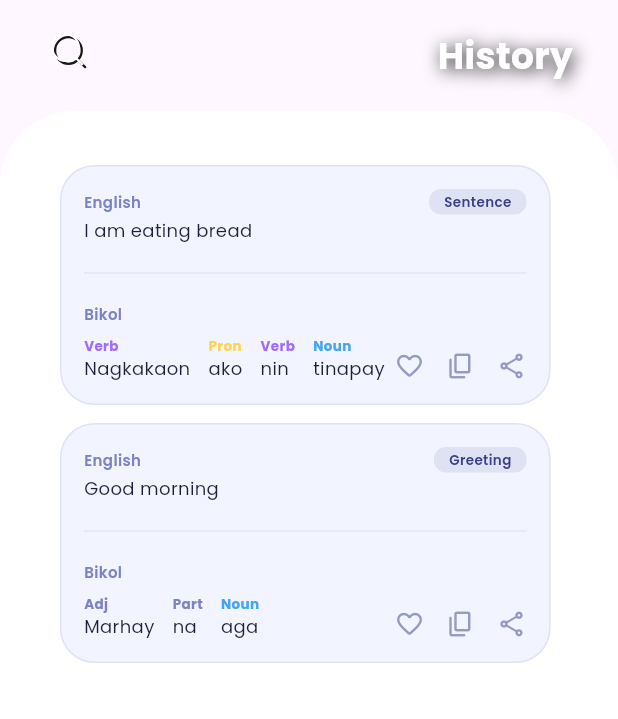
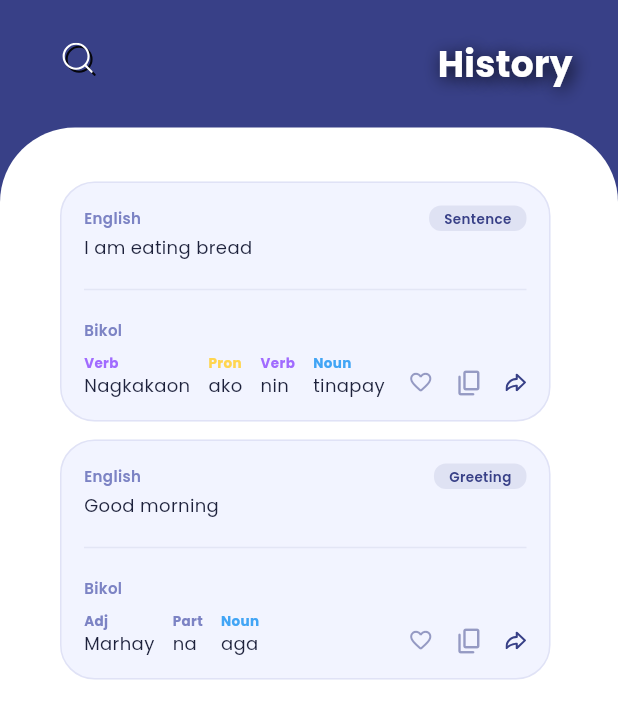
Before and after one commit to xnglcxbb/TataramonTech_frontend, a Flutter app: the HistoryScreen screen opened directly, on a phone screen of 412 x 824 dp. Shown: the top 719 px of the screen. Run offline on Flutter 3.47's test engine with Material 3 defaults, Android fonts, the light colour scheme and no system bars; our stand-ins replace flutter_svg, share_plus.

Commit message:
Updated History Screen

```diff
--- a/lib/screens/favorites_screen.dart
+++ b/lib/screens/favorites_screen.dart
@@ -122,7 +122,6 @@ class _FavoritesScreenState extends State<FavoritesScreen> {
   }
 
   Widget _buildFavoriteCard(Map<String, dynamic> item, int index) {
-    // SAFETY GUARD: Handle cases where 'bk' might be a legacy String
     List<dynamic> bkWords;
     if (item['bk'] is String) {
       bkWords = [{"word": item['bk'], "tag": "Word"}];
--- a/lib/screens/history_screen.dart
+++ b/lib/screens/history_screen.dart
@@ -34,12 +34,37 @@ class HistoryScreen extends StatefulWidget {
 }
 
 class _HistoryScreenState extends State<HistoryScreen> {
+  bool _isSearching = false;
+  final TextEditingController _searchController = TextEditingController();
+  List<Map<String, dynamic>> _filteredItems = [];
+
   final String headerTitle = "History";
   final String sourceLanguageLabel = "English";
   final String targetLanguageLabel = "Bikol";
   final String copySuccessMessage = "Copied to Clipboard";
   final String shareSubject = "Bikol Translation";
   final String sharePrefix = "Check out this translation!";
+
+  @override
+  void initState(){
+    super.initState();
+    _filteredItems = List.from(historyItems);
+  }
+
+  void _runFilter(String query) {
+    setState(() {
+      if (query.isEmpty) {
+        _filteredItems = List.from(historyItems);
+      } else {
+        _filteredItems = historyItems.where(
+        (item) {
+          final english = item['en'].toString().toLowerCase();
+          final bikol = (item['bk'] as List).map((w) => w['word']).join(' ').toLowerCase();
+          return english.contains(query.toLowerCase()) || bikol.contains(query.toLowerCase());
+      }).toList();
+      }
+    });
+  }
 
   Color _getPosColor(String tag) {
     switch (tag.toLowerCase()) {
@@ -74,21 +99,82 @@ class _HistoryScreenState extends State<HistoryScreen> {
 
   @override
   Widget build(BuildContext context) {
-    return Column(
+    return Scaffold(
+      backgroundColor: const Color(0xFF384087),
+      body: SafeArea(
+        bottom: false,
+        child: Column(
           children: [
             Padding(
               padding: const EdgeInsets.symmetric(horizontal: 30, vertical: 20),
               child: Row(
                 mainAxisAlignment: MainAxisAlignment.spaceBetween,
                 children: [
-              _buildSearchIcon(),
-              Text(
+                  // Animated search bar container
+                  AnimatedContainer(
+                    duration: const Duration(milliseconds: 300),
+                    width: _isSearching ? MediaQuery.of(context).size.width * 0.75 : 45,
+                    height: 45,
+                    padding: const EdgeInsets.symmetric(horizontal: 8),
+                    decoration: BoxDecoration(
+                      color: _isSearching
+                          ? Colors.white.withValues(alpha: 0.15)
+                          : Colors.transparent,
+                      borderRadius: BorderRadius.circular(20),
+                    ),
+                    child: Row(
+                      children: [
+                        GestureDetector(
+                          onTap: () {
+                            setState(() {
+                              _isSearching = !_isSearching;
+                              if (!_isSearching) {
+                                _searchController.clear();
+                                _runFilter('');
+                                FocusScope.of(context).unfocus();
+                              }
+                            });
+                          },
+                          child: _buildShadowedIcon(
+                            assetPath: 'assets/icons/Vector.svg',
+                            size: 28,
+                            iconColor: _isSearching ? const Color(0xFFFFD54F) : Colors.white,
+                          ),
+                        ),
+                        if (_isSearching)
+                          Expanded(
+                            child: TextField(
+                              controller: _searchController,
+                              onChanged: _runFilter,
+                              autofocus: true,
+                              cursorColor: Colors.white,
+                              style: const TextStyle(
+                                color: Colors.white,
+                                fontFamily: 'PoppinsBold',
+                                fontSize: 18,
+                              ),
+                              decoration: const InputDecoration(
+                                hintText: "Search",
+                                hintStyle: TextStyle(color: Colors.white60),
+                                border: InputBorder.none,
+                                contentPadding: EdgeInsets.only(left: 10, bottom: 5),
+                              ),
+                            ),
+                          ),
+                      ],
+                    ),
+                  ),
+
+                  // Show "History" only when not searching
+                  if (!_isSearching)
+                    Expanded(
+                      child: Text(
                         headerTitle,
+                        textAlign: TextAlign.end,
                         style: TextStyle(
                           color: Colors.white,
+                          fontSize: 24,
                           fontFamily: 'PoppinsBold',
-                  fontSize: 24,
-                  fontWeight: FontWeight.bold,
                           shadows: [
                             Shadow(
                               color: Colors.black.withValues(alpha: 0.9),
@@ -96,6 +182,7 @@ class _HistoryScreenState extends State<HistoryScreen> {
                               blurRadius: 15,
                             ),
                           ],
+                        ),
                       ),
                     ),
                 ],
@@ -112,13 +199,15 @@ class _HistoryScreenState extends State<HistoryScreen> {
                   ),
                 ),
                 child: ListView.builder(
-              padding: const EdgeInsets.only(top: 30, left: 40, right: 45, bottom: 100),
-              itemCount: historyItems.length,
+                  padding: const EdgeInsets.only(top: 30, left: 40, right: 45, bottom: 20),
+                  itemCount: _filteredItems.length,
                   itemBuilder: (context, index) => _buildDismissibleCard(index),
                 ),
               ),
             ),
           ],
+        ),
+      ),
     );
   }
 
@@ -245,7 +334,7 @@ class _HistoryScreenState extends State<HistoryScreen> {
                     },
                     child: Icon(
                       isFavorited ? Icons.favorite_rounded : Icons.favorite_border_rounded,
-                      size: 20,
+                      size: 17,
                       color: isFavorited
                           ? const Color(0xFFFAD02C)
                           : const Color(0xFF384087).withValues(alpha: 0.5),
@@ -260,7 +349,13 @@ class _HistoryScreenState extends State<HistoryScreen> {
                   const SizedBox(width: 14),
                   GestureDetector(
                     onTap: () => _shareContent(context, item['en']!, bkWords),
-                    child: _cardIcon(Icons.share_outlined),
+                    child: SizedBox(
+                      height: 14,
+                      width: 14,
+                      child: SvgPicture.asset(
+                        'assets/icons/share.svg',
+                      ),
+                    )
                   ),
                 ],
               ),
@@ -271,8 +366,16 @@ class _HistoryScreenState extends State<HistoryScreen> {
     );
   }
 
-  Widget _label(String text) => Text(text, style: const TextStyle(fontSize: 10, color: Color(0XFF7C83C4), fontFamily: 'PoppinsSemiBold'));
-  Widget _cardIcon(IconData icon) => Icon(icon, size: 20, color: const Color(0xFF384087).withValues(alpha: 0.5));
+  Widget _label(String text) => Text(text,
+      style: const TextStyle(
+          fontSize: 10,
+          color: Color(0XFF7C83C4),
+          fontFamily: 'PoppinsSemiBold'));
+
+  Widget _cardIcon(IconData icon) =>
+      Icon(
+          icon, size: 20,
+          color: const Color(0xFF384087).withValues(alpha: 0.5));
 
   Widget _buildDeleteBackground() {
     return Container(
@@ -284,21 +387,31 @@ class _HistoryScreenState extends State<HistoryScreen> {
     );
   }
 
-  Widget _buildSearchIcon() {
+  Widget _buildShadowedIcon({
+    required String assetPath,
+    double size = 30.0,
+    Color iconColor = Colors.white,
+    Color shadowColor = Colors.black,
+    double shadowOpacity = 0.9,
+    Offset shadowOffset = const Offset(2, 2),
+  }) {
     return Stack(
       children: [
         Transform.translate(
-          offset: const Offset(2, 2),
+          offset: shadowOffset,
           child: SvgPicture.asset(
-            'assets/icons/Vector.svg',
-            width: 30,
-            colorFilter: ColorFilter.mode(Colors.black.withValues(alpha: 0.9), BlendMode.srcIn),
+            assetPath,
+            width: size,
+            colorFilter: ColorFilter.mode(
+              shadowColor.withValues(alpha: shadowOpacity),
+              BlendMode.srcIn,
+            ),
           ),
         ),
         SvgPicture.asset(
-          'assets/icons/Vector.svg',
-          width: 30,
-          colorFilter: const ColorFilter.mode(Colors.white, BlendMode.srcIn),
+          assetPath,
+          width: size,
+          colorFilter: ColorFilter.mode(iconColor, BlendMode.srcIn),
         ),
       ],
     );
--- a/lib/screens/profile_screens/edit_profile.dart
+++ b/lib/screens/profile_screens/edit_profile.dart
@@ -123,7 +123,6 @@ class _EditProfileScreenState extends State<EditProfileScreen> {
             decoration: BoxDecoration(
               color: const Color(0xFFCDD0EC),
               shape: BoxShape.circle,
-              // Use boxShadow for the Container
               boxShadow: [
                 BoxShadow(
                   color: Colors.black.withValues(alpha: 0.15),
@@ -164,12 +163,11 @@ class _EditProfileScreenState extends State<EditProfileScreen> {
         ),
         const SizedBox(height: 8),
         Container(
-          // 1. Set the desired height here
           height: 45,
           padding: const EdgeInsets.symmetric(horizontal: 20),
           decoration: BoxDecoration(
             color: Colors.white,
-            borderRadius: BorderRadius.circular(15),
+            borderRadius: BorderRadius.circular(20),
             border: Border.all(color: const Color(0xFFCDD0EC)),
             boxShadow: [
               BoxShadow(
@@ -243,7 +241,7 @@ class _EditProfileScreenState extends State<EditProfileScreen> {
           decoration: BoxDecoration(
             boxShadow: [
               BoxShadow(
-                  color: Colors.black.withValues(alpha: 0.05),
+                  color: Colors.black.withValues(alpha: 0.08),
                   blurRadius: 10,
                   offset: const Offset(0, 4))
             ],
@@ -262,7 +260,7 @@ class _EditProfileScreenState extends State<EditProfileScreen> {
               contentPadding: const EdgeInsets.symmetric(horizontal: 15, vertical: 10),
 
               enabledBorder: OutlineInputBorder(
-                  borderRadius: BorderRadius.circular(15),
+                  borderRadius: BorderRadius.circular(20),
                   borderSide: const BorderSide(color: Color(0xFFCDD0EC))
               ),
               focusedBorder: OutlineInputBorder(
--- a/lib/screens/profile_screens/settings.dart
+++ b/lib/screens/profile_screens/settings.dart
@@ -36,12 +36,12 @@ class SettingsScreen extends StatelessWidget {
                     ),
                     const Divider(height: 1),
                     ListTile(
-                      leading: const Icon(Icons.delete_sweep_outlined, color: Colors.redAccent),
+                      leading: const Icon(Icons.delete_outlined, color: Color(0xFF384087)),
                       title: const Text(
                         "Clear History",
                         style: TextStyle(
                           fontFamily: 'PoppinsMedium',
-                          color: Colors.redAccent,
+                          color: Color(0xFF384087),
                         ),
                       ),
                       onTap: () {
```
Also changed, not shown: assets/icons/share.svg (added). Lines whose indentation alone changed are shown as unchanged.
